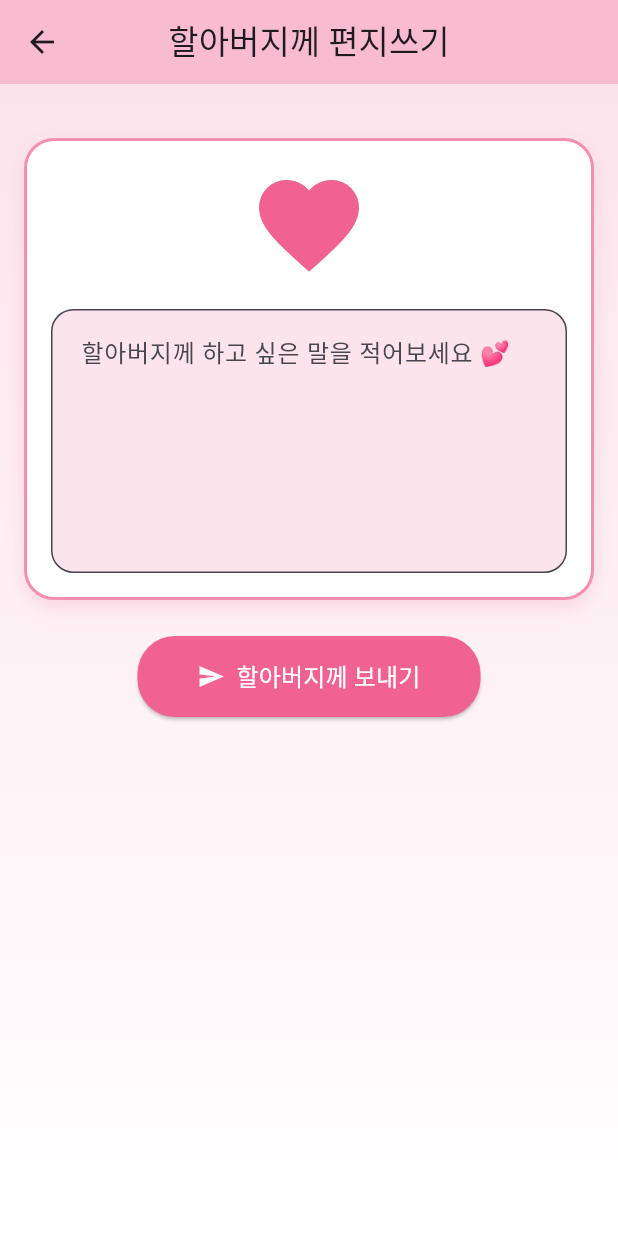
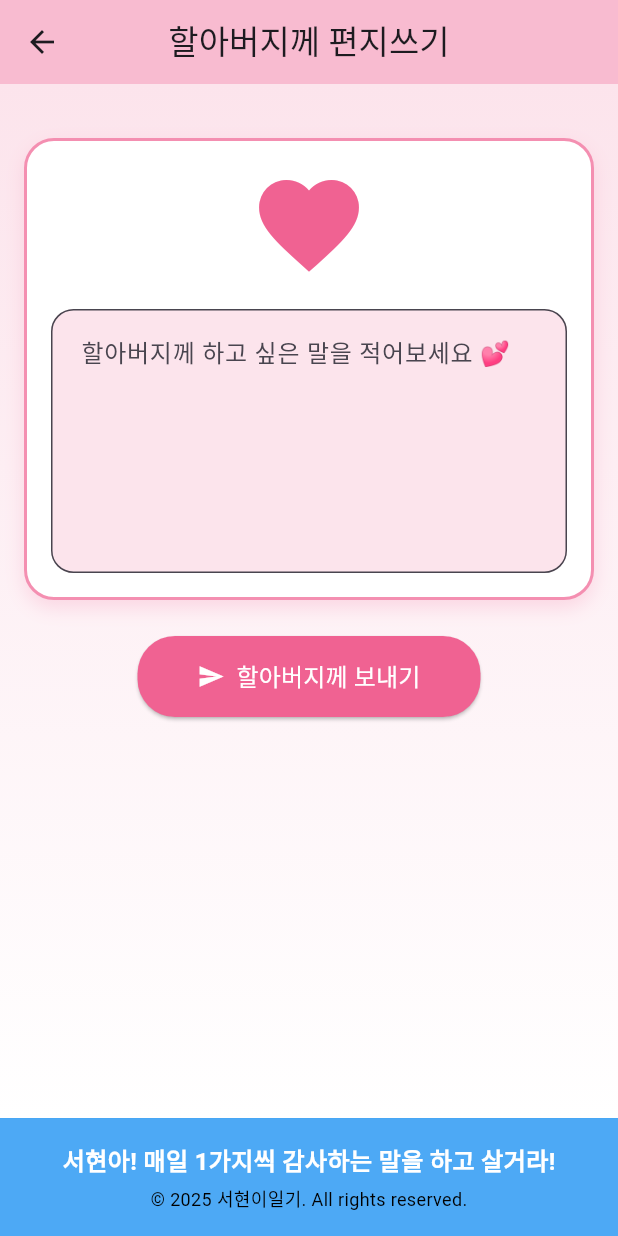
Before and after one commit to gppc5096/seohyun_diary, a Flutter app: the MessageScreen screen opened directly, on a phone screen of 412 x 824 dp. Run offline on Flutter 3.47's test engine with Material 3 defaults, Android fonts, the phone set to English and light mode, and no system bars; our stand-ins replace device_info_plus, file_picker, permission_handler, shared_preferences, table_calendar; missing offline and left inert: mailer, workmanager; accounts and stored records are empty; Roboto replaces fonts that are missing (NanumGothic); statements that could not run were skipped.

Commit message:
메시지 페이지 footer 적용

```diff
--- a/lib/screens/message_screen.dart
+++ b/lib/screens/message_screen.dart
@@ -49,7 +49,10 @@ class _MessageScreenState extends State<MessageScreen> {
         centerTitle: true,
         backgroundColor: Colors.pink[100],
       ),
-      body: Container(
+      body: Column(
+        children: [
+          Expanded(
+            child: Container(
               decoration: BoxDecoration(
                 gradient: LinearGradient(
                   begin: Alignment.topCenter,
@@ -61,6 +64,41 @@ class _MessageScreenState extends State<MessageScreen> {
                 ),
               ),
               child: _isMessageSent ? _buildSuccessView() : _buildMessageForm(),
+            ),
+          ),
+          Container(
+            padding: const EdgeInsets.symmetric(vertical: 16),
+            decoration: BoxDecoration(
+              color: Colors.blue.withOpacity(0.8),
+              border: const Border(
+                top: BorderSide(color: Colors.blue, width: 0.5),
+              ),
+            ),
+            child: const SizedBox(
+              width: double.infinity,
+              child: Column(
+                children: [
+                  Text(
+                    '서현아! 매일 1가지씩 감사하는 말을 하고 살거라!',
+                    style: TextStyle(
+                      fontSize: 16,
+                      color: Colors.white,
+                      fontWeight: FontWeight.bold,
+                    ),
+                  ),
+                  SizedBox(height: 4),
+                  Text(
+                    '© 2025 서현이일기. All rights reserved.',
+                    style: TextStyle(
+                      fontSize: 12,
+                      color: Colors.black,
+                    ),
+                  ),
+                ],
+              ),
+            ),
+          ),
+        ],
       ),
     );
   }
```
Lines whose indentation alone changed are shown as unchanged.
